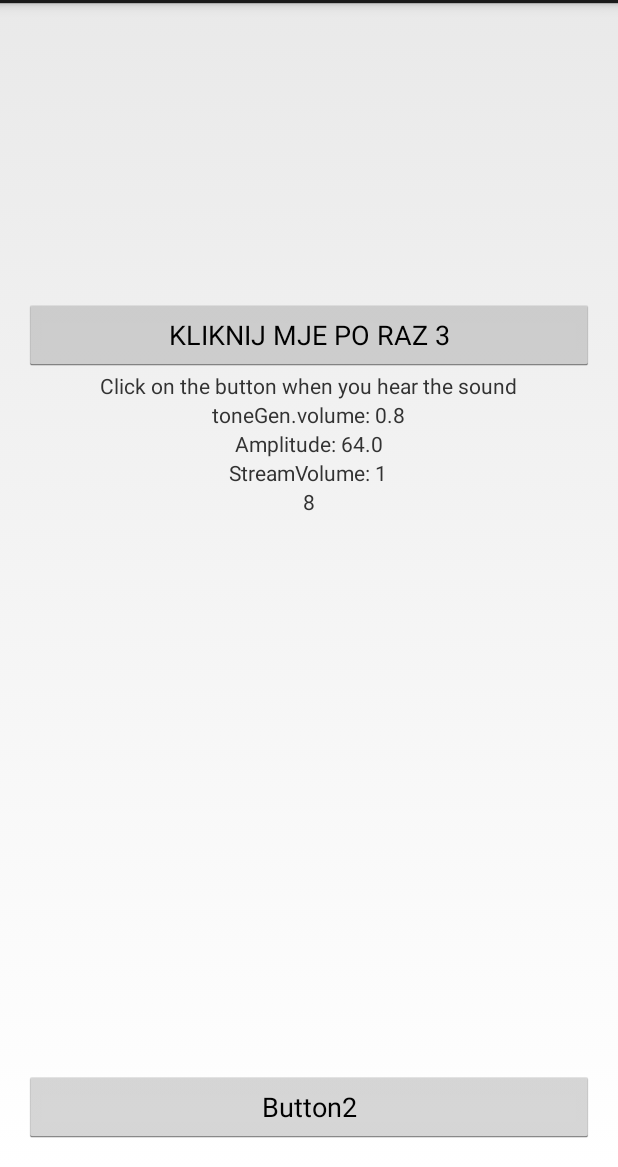
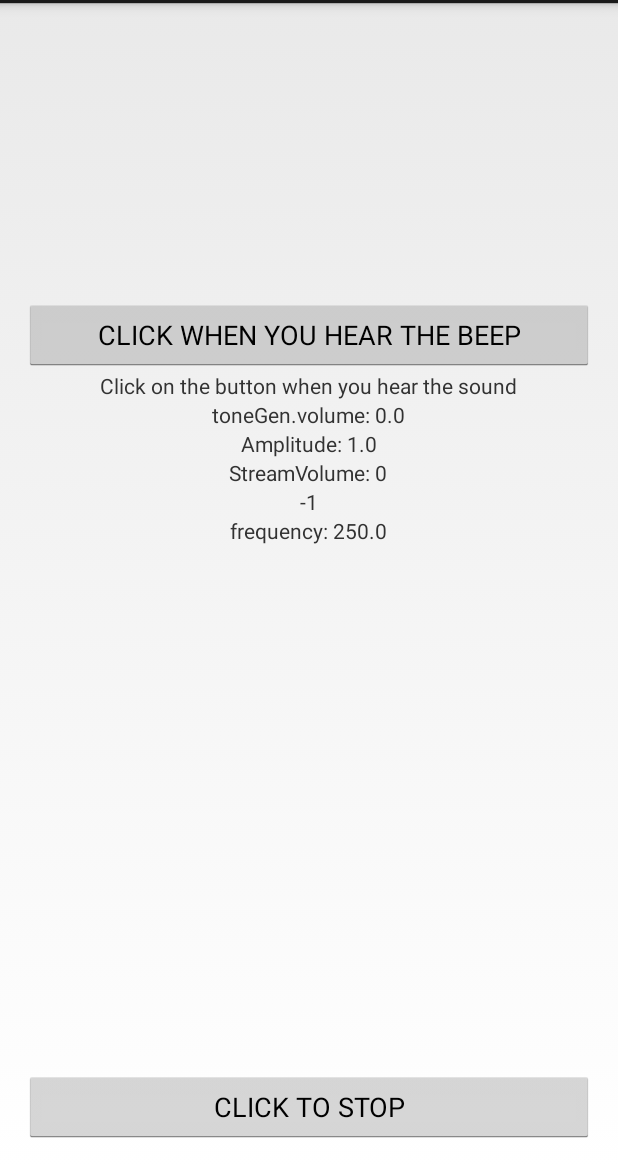
Before and after one commit to mkusm/audiometer, an Android app: the screen it shows after launch (MainActivity), in the options menu, after a tap on "Settings", on a phone screen of 412 x 824 dp, the part 69-1236 px from its top. Run offline under Robolectric (Android 15) with nearby library versions, the phone set to English and light mode, and no system bars.

Commit message:
Changes: -starts when button 2 clicked -audio goes up automatically every 4s in 11 modes -audio start from lowest, unhearable -goes through frequencies 250, 500, 1000, 2000, 4000, 8000 -allows to click when freq heard and posts result after all frequencies are done -only works with right ear at the moment

```diff
--- a/app/src/main/AndroidManifest.xml
+++ b/app/src/main/AndroidManifest.xml
@@ -2,7 +2,6 @@
 <manifest xmlns:android="http://schemas.android.com/apk/res/android"
     package="com.skradacz.audiometer">
 
-    <uses-permission android:name="android.permission.WAKE_LOCK" />
     <uses-permission android:name="android.permission.MODIFY_AUDIO_SETTINGS"/>
 
     <application
--- a/app/src/main/java/com/skradacz/audiometer/MainActivity.java
+++ b/app/src/main/java/com/skradacz/audiometer/MainActivity.java
@@ -1,6 +1,7 @@
 package com.skradacz.audiometer;
 
 import android.app.Activity;
+import android.app.AlertDialog;
 import android.content.Context;
 import android.media.AudioManager;
 import android.os.Bundle;
@@ -8,6 +9,7 @@ import android.os.Handler;
 import android.view.Menu;
 import android.view.MenuItem;
 import android.view.View;
+import android.view.WindowManager;
 import android.widget.Button;
 import android.widget.TextView;
 
@@ -16,28 +18,31 @@ import android.widget.TextView;
 public class MainActivity extends Activity {
 
     public Button button, button2;
-    public TextView textview2, textview3, textview4, textview5;
+    public TextView textview2, textview3, textview4, textview5, textview6;
 
     public AudioManager audioManager;
     public ToneGen toneGen;
     private Handler handler = new Handler();
+    StringBuilder stringBuilder = new StringBuilder();
 
-    public double frequency = 1000;                 // toneGen frequency
-    public int duration = 15;                       // toneGen duration in seconds
-    public double amplitude = 1.1f;                 // toneGen amplitude
+    public double frequency = 250;                  // toneGen frequency
+    public int duration = 6;                        // toneGen duration in seconds
+    public double amplitude = 1.0f;                 // toneGen amplitude
 
     public int time = 0;                            // VolumeUp time counter
-    public int delay = 1000 * 1;                    // 1000 = 1s; time it takes for VolumeUp to post
-
-    public int klikles = 0;
+    public int delay = 1000 * 4;                    // 1000 = 1s; time it takes for VolumeUp to post
 
     public int mode = 0;
+    public boolean stop = false;
+    public String result;
+    //public double freqChecker = 1;
 
 
     @Override
     protected void onCreate(Bundle savedInstanceState) {
         super.onCreate(savedInstanceState);
         setContentView(R.layout.activity_main);
+        getWindow().addFlags(WindowManager.LayoutParams.FLAG_KEEP_SCREEN_ON);
 
         button = (Button) findViewById(R.id.button);
         button2 = (Button) findViewById(R.id.button2);
@@ -46,34 +51,61 @@ public class MainActivity extends Activity {
         textview3 = (TextView) findViewById(R.id.textView3);
         textview4 = (TextView) findViewById(R.id.textView4);
         textview5 = (TextView) findViewById(R.id.textView5);
+        textview6 = (TextView) findViewById(R.id.textView6);
 
         audioManager = (AudioManager)getSystemService(Context.AUDIO_SERVICE);
 
+        textview2.setText("toneGen.volume: " + String.valueOf(mode/10f));
+        textview3.setText("Amplitude: " + String.valueOf(amplitude));
+        textview4.setText("StreamVolume: " + String.valueOf(audioManager.getStreamVolume(
+                AudioManager.STREAM_MUSIC)));
+        textview5.setText(String.valueOf(mode-1));
+        textview6.setText("frequency: " + String.valueOf(frequency));
+
+        button.setText("CLICK WHEN YOU HEAR THE BEEP");
         button.setOnClickListener(new View.OnClickListener() {
             @Override
             public void onClick(View v) {
-                //TODO: button doing stuff
-                klikles++;
-                button.setText("KLIKNIJ MJE PO RAZ " + klikles);
+                //TODO
+                //if (freqChecker != frequency) {
+                    //'if' makes sure frequency changed before button was clicked
+                    stringBuilder.append("For freq " + frequency + " mode is " + mode + "\n"); //TODO
+                    mode = 11;
+                    if (frequency==8000) {
+                        result = stringBuilder.toString();
+                        AlertDialog.Builder builder = new AlertDialog.Builder(MainActivity.this);
+                        builder.setTitle("RESULT");
+                        builder.setMessage(result);
+                        builder.setPositiveButton(android.R.string.ok, null);
+                        AlertDialog dialog = builder.create();
+                        dialog.show();
+                    }
+                    //freqChecker = frequency;
+                //}
+
             }
         });
 
+        button2.setText("CLICK TO STOP");
         button2.setOnClickListener(new View.OnClickListener() {
             @Override
             public void onClick(View v) {
-                VolumeUp();
+                stop = true;
+                toneGen.stop();
             }
         });
 
         audioManager.setStreamVolume(AudioManager.STREAM_MUSIC, 1, 0);
 
-
         toneGen = new ToneGen(frequency, duration, amplitude);
         toneGen.play();
+
+        VolumeUp();
 
     }
 
     private void VolumeUp(){
+            // gets volumeChanger running every 'delay' seconds
             handler.postDelayed(volumeChanger, delay);
         }
 
@@ -81,15 +113,40 @@ public class MainActivity extends Activity {
         @Override
         public void run() {
 
+            if (mode == 11) {
+                mode = 0;
+                if (frequency == 0){
+                    frequency = 250;
+                }else if (frequency == 250) {
+                    frequency = 500;
+                }else if (frequency == 500) {
+                    frequency = 1000;
+                }else if (frequency == 1000) {
+                    frequency = 2000;
+                }else if (frequency == 2000) {
+                    frequency = 4000;
+                }else if (frequency == 4000) {
+                    frequency = 8000;
+                }else if (frequency == 8000) {
+                    //TODO: do intent
+                    stop = true;
+                }
+            }
+
+            if (!stop){
+
                 if (mode == 0) {
                     audioManager.setStreamVolume(AudioManager.STREAM_MUSIC, 1, 0);
                     amplitude = 1.0;
                 }else if (mode == 1) {
                     audioManager.setStreamVolume(AudioManager.STREAM_MUSIC, 1, 0);
                     amplitude = 1.1;
-            }else if (mode > 1 && mode < 9) {
+                }else if (mode == 2) {
                     audioManager.setStreamVolume(AudioManager.STREAM_MUSIC, 1, 0);
-                amplitude = (Math.pow(2, mode-1));
+                    amplitude = 1.2;
+                }else if (mode > 2 && mode < 9) {
+                    audioManager.setStreamVolume(AudioManager.STREAM_MUSIC, 1, 0);
+                    amplitude = (Math.pow(2, mode-2));
                 }else if (mode == 9){
                     audioManager.setStreamVolume(AudioManager.STREAM_MUSIC, 3, 0);
                     amplitude = 128;
@@ -104,16 +161,20 @@ public class MainActivity extends Activity {
                 mode++;
 
                 time++;
-            textview2.setText("toneGen.volume: " + String.valueOf(mode/10f));
-            textview3.setText("Amplitude: " + String.valueOf(amplitude));
-            textview4.setText("StreamVolume: " + String.valueOf(audioManager.getStreamVolume(
-                    AudioManager.STREAM_MUSIC)));
-            textview5.setText(String.valueOf(time));
+                //textview2.setText("toneGen.volume: " + String.valueOf(mode/10f));
+                //textview3.setText("Amplitude: " + String.valueOf(amplitude));
+                //textview4.setText("StreamVolume: " + String.valueOf(audioManager.getStreamVolume(
+                //        AudioManager.STREAM_MUSIC)));
+                //textview5.setText(String.valueOf(mode-1));
+                //textview6.setText("frequency: " + String.valueOf(frequency));
 
                 VolumeUp();
             }
+
+        }
     };
 
+    @Override
     public void onPause(){
         super.onPause();
         toneGen.stop();
--- a/app/src/main/res/layout/activity_main.xml
+++ b/app/src/main/res/layout/activity_main.xml
@@ -67,5 +67,13 @@
         android:layout_below="@+id/textView4"
         android:layout_centerHorizontal="true" />
 
+    <TextView
+        android:layout_width="wrap_content"
+        android:layout_height="wrap_content"
+        android:text="New Text"
+        android:id="@+id/textView6"
+        android:layout_below="@+id/textView5"
+        android:layout_centerHorizontal="true" />
+
 
 </RelativeLayout>
```
Lines whose indentation alone changed are shown as unchanged.
